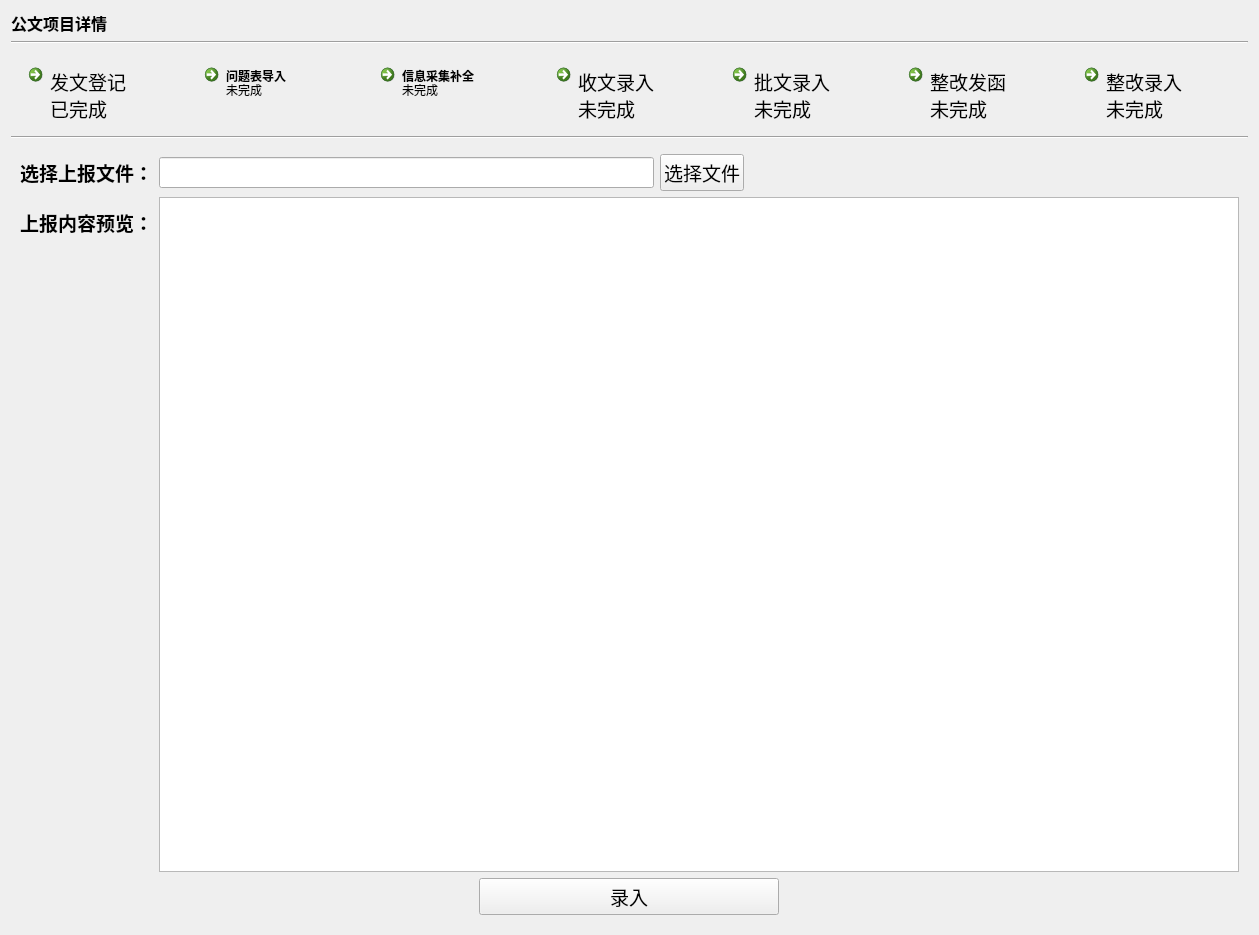
Before: the Qt Designer form ui_dir/gwdetail.ui in wind-sword/Audit, drawn with Qt 5.
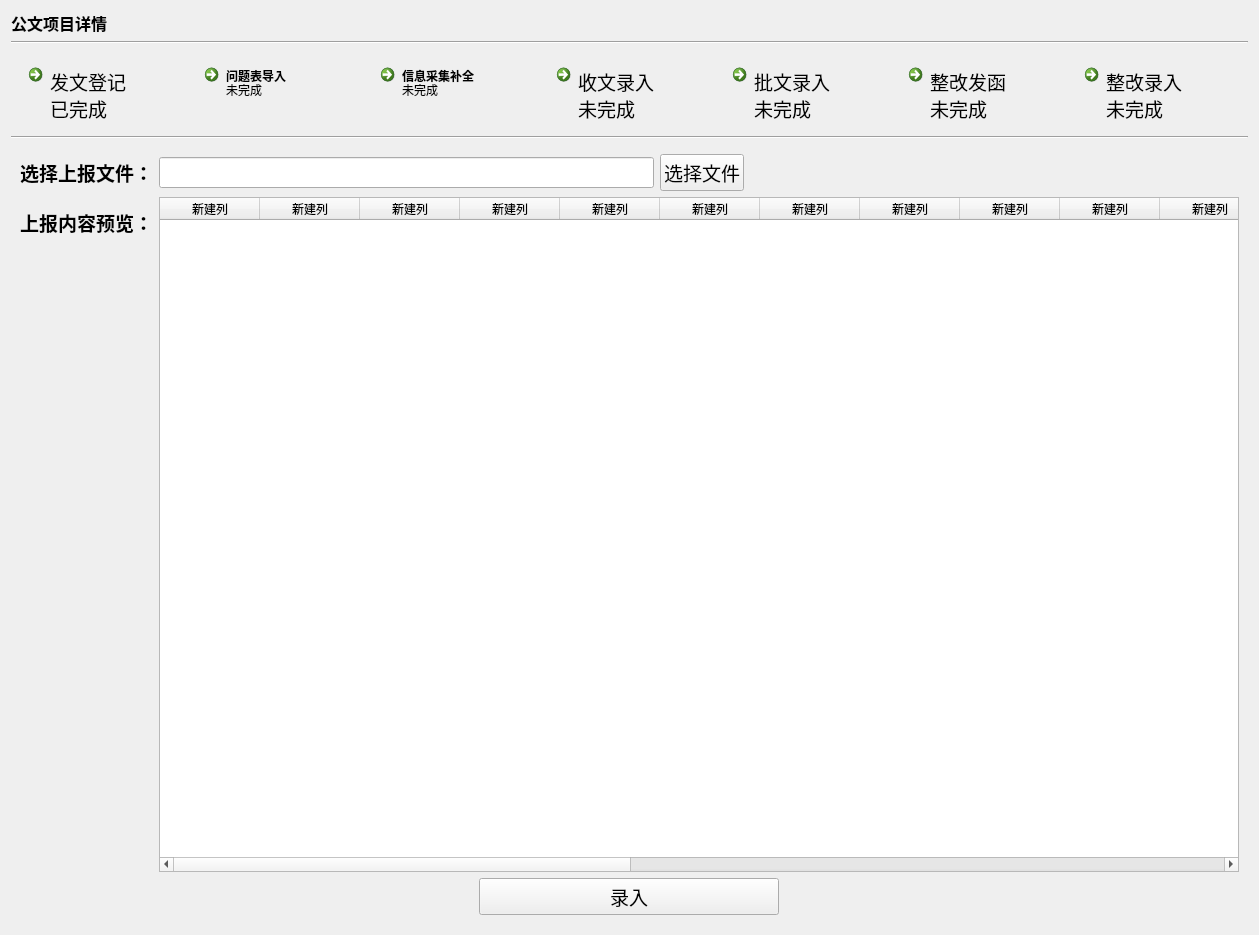
After: the same form once the commit is applied. The open tabs and pages were chosen to show the change. Icons and pictures are not drawn.

What changed in the file:
```diff
--- a/ui_dir/gwdetail.ui
+++ b/ui_dir/gwdetail.ui
@@ -2068,7 +2068,123 @@
           </widget>
          </item>
          <item row="0" column="1">
-          <widget class="QTableWidget" name="tableWidget_2"/>
+          <widget class="QTableWidget" name="tableWidget_2">
+           <column>
+            <property name="text">
+             <string>新建列</string>
+            </property>
+           </column>
+           <column>
+            <property name="text">
+             <string>新建列</string>
+            </property>
+           </column>
+           <column>
+            <property name="text">
+             <string>新建列</string>
+            </property>
+           </column>
+           <column>
+            <property name="text">
+             <string>新建列</string>
+            </property>
+           </column>
+           <column>
+            <property name="text">
+             <string>新建列</string>
+            </property>
+           </column>
+           <column>
+            <property name="text">
+             <string>新建列</string>
+            </property>
+           </column>
+           <column>
+            <property name="text">
+             <string>新建列</string>
+            </property>
+           </column>
+           <column>
+            <property name="text">
+             <string>新建列</string>
+            </property>
+           </column>
+           <column>
+            <property name="text">
+             <string>新建列</string>
+            </property>
+           </column>
+           <column>
+            <property name="text">
+             <string>新建列</string>
+            </property>
+           </column>
+           <column>
+            <property name="text">
+             <string>新建列</string>
+            </property>
+           </column>
+           <column>
+            <property name="text">
+             <string>新建列</string>
+            </property>
+           </column>
+           <column>
+            <property name="text">
+             <string>新建列</string>
+            </property>
+           </column>
+           <column>
+            <property name="text">
+             <string>新建列</string>
+            </property>
+           </column>
+           <column>
+            <property name="text">
+             <string>新建列</string>
+            </property>
+           </column>
+           <column>
+            <property name="text">
+             <string>新建列</string>
+            </property>
+           </column>
+           <column>
+            <property name="text">
+             <string>新建列</string>
+            </property>
+           </column>
+           <column>
+            <property name="text">
+             <string>新建列</string>
+            </property>
+           </column>
+           <column>
+            <property name="text">
+             <string>新建列</string>
+            </property>
+           </column>
+           <column>
+            <property name="text">
+             <string>新建列</string>
+            </property>
+           </column>
+           <column>
+            <property name="text">
+             <string>新建列</string>
+            </property>
+           </column>
+           <column>
+            <property name="text">
+             <string>新建列</string>
+            </property>
+           </column>
+           <column>
+            <property name="text">
+             <string>新建列</string>
+            </property>
+           </column>
+          </widget>
          </item>
         </layout>
        </item>
```
Left out of the diff: 2 changed lines with no effect on the pictures.
